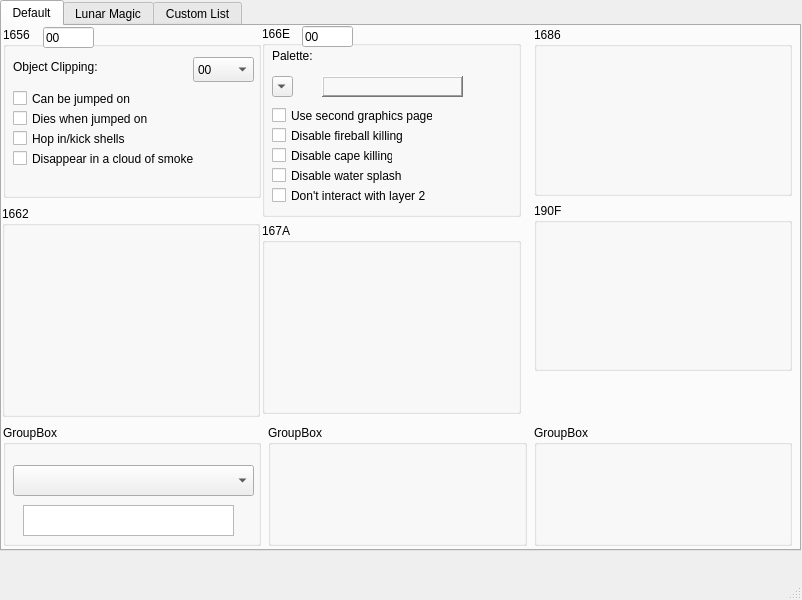
First picture: the form in cfgeditor.ui, repository Atari2/CFGEditorPlusPlus, before the edit.
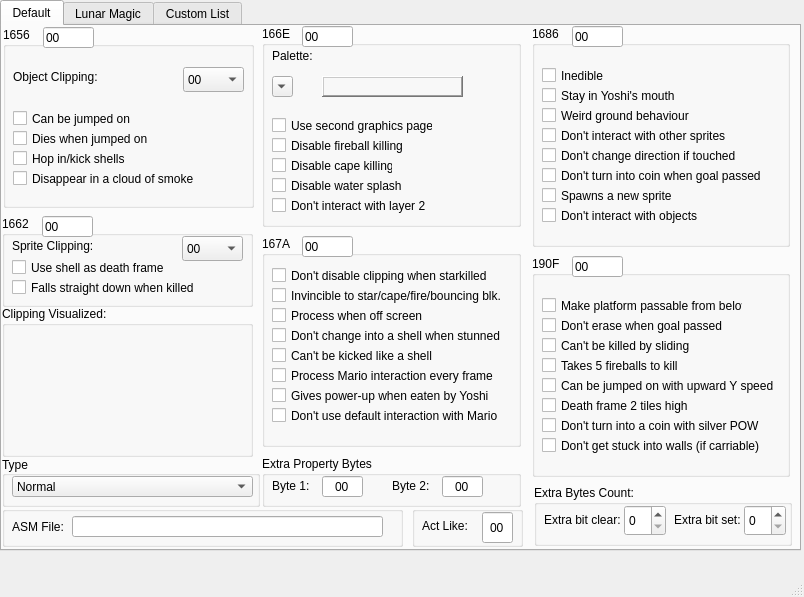
Second picture: the form after the edit.

Commit message: First working prototype of the Default tab.

Diff of the .ui file:
```diff
--- a/cfgeditor.ui
+++ b/cfgeditor.ui
@@ -6,8 +6,8 @@
    <rect>
     <x>0</x>
     <y>0</y>
-    <width>802</width>
-    <height>600</height>
+    <width>804</width>
+    <height>597</height>
    </rect>
   </property>
   <property name="windowTitle">
@@ -33,28 +33,197 @@
      <widget class="QGroupBox" name="groupBox1686">
       <property name="geometry">
        <rect>
-        <x>532</x>
-        <y>1</y>
+        <x>530</x>
+        <y>0</y>
         <width>258</width>
-        <height>169</height>
+        <height>221</height>
        </rect>
       </property>
       <property name="title">
        <string>1686</string>
       </property>
+      <widget class="QCheckBox" name="checkBox1686Inedible">
+       <property name="geometry">
+        <rect>
+         <x>10</x>
+         <y>40</y>
+         <width>72</width>
+         <height>19</height>
+        </rect>
+       </property>
+       <property name="text">
+        <string>Inedible</string>
+       </property>
+      </widget>
+      <widget class="QCheckBox" name="checkBox1686ground">
+       <property name="geometry">
+        <rect>
+         <x>10</x>
+         <y>80</y>
+         <width>171</width>
+         <height>19</height>
+        </rect>
+       </property>
+       <property name="text">
+        <string>Weird ground behaviour</string>
+       </property>
+      </widget>
+      <widget class="QCheckBox" name="checkBox1686sprint">
+       <property name="geometry">
+        <rect>
+         <x>10</x>
+         <y>100</y>
+         <width>211</width>
+         <height>19</height>
+        </rect>
+       </property>
+       <property name="text">
+        <string>Don't interact with other sprites</string>
+       </property>
+      </widget>
+      <widget class="QCheckBox" name="checkBox1686dir">
+       <property name="geometry">
+        <rect>
+         <x>10</x>
+         <y>120</y>
+         <width>231</width>
+         <height>19</height>
+        </rect>
+       </property>
+       <property name="text">
+        <string>Don't change direction if touched</string>
+       </property>
+      </widget>
+      <widget class="QCheckBox" name="checkBox1686goalcoin">
+       <property name="geometry">
+        <rect>
+         <x>10</x>
+         <y>140</y>
+         <width>231</width>
+         <height>19</height>
+        </rect>
+       </property>
+       <property name="text">
+        <string>Don't turn into coin when goal passed</string>
+       </property>
+      </widget>
+      <widget class="QCheckBox" name="checkBox1686spawnSpr">
+       <property name="geometry">
+        <rect>
+         <x>10</x>
+         <y>160</y>
+         <width>171</width>
+         <height>19</height>
+        </rect>
+       </property>
+       <property name="text">
+        <string>Spawns a new sprite</string>
+       </property>
+      </widget>
+      <widget class="QCheckBox" name="checkBox1686noObjInt">
+       <property name="geometry">
+        <rect>
+         <x>10</x>
+         <y>180</y>
+         <width>191</width>
+         <height>19</height>
+        </rect>
+       </property>
+       <property name="text">
+        <string>Don't interact with objects</string>
+       </property>
+      </widget>
+      <widget class="QCheckBox" name="checkBox1686mouth">
+       <property name="geometry">
+        <rect>
+         <x>10</x>
+         <y>60</y>
+         <width>161</width>
+         <height>19</height>
+        </rect>
+       </property>
+       <property name="text">
+        <string>Stay in Yoshi's mouth</string>
+       </property>
+      </widget>
+      <widget class="QLineEdit" name="lineEdit1686">
+       <property name="geometry">
+        <rect>
+         <x>40</x>
+         <y>0</y>
+         <width>51</width>
+         <height>21</height>
+        </rect>
+       </property>
+       <property name="text">
+        <string>00</string>
+       </property>
+      </widget>
      </widget>
      <widget class="QGroupBox" name="groupBox_9">
       <property name="geometry">
        <rect>
         <x>532</x>
-        <y>399</y>
+        <y>459</y>
         <width>258</width>
-        <height>121</height>
+        <height>61</height>
        </rect>
       </property>
       <property name="title">
-       <string>GroupBox</string>
+       <string>Extra Bytes Count:</string>
       </property>
+      <widget class="QLabel" name="extraBitClearLabel">
+       <property name="geometry">
+        <rect>
+         <x>10</x>
+         <y>20</y>
+         <width>81</width>
+         <height>31</height>
+        </rect>
+       </property>
+       <property name="text">
+        <string>&lt;html&gt;&lt;head/&gt;&lt;body&gt;&lt;p&gt;Extra bit clear:&lt;/p&gt;&lt;/body&gt;&lt;/html&gt;</string>
+       </property>
+      </widget>
+      <widget class="QLabel" name="extraBitSetLabel">
+       <property name="geometry">
+        <rect>
+         <x>140</x>
+         <y>20</y>
+         <width>71</width>
+         <height>31</height>
+        </rect>
+       </property>
+       <property name="text">
+        <string>&lt;html&gt;&lt;head/&gt;&lt;body&gt;&lt;p&gt;Extra bit set:&lt;/p&gt;&lt;/body&gt;&lt;/html&gt;</string>
+       </property>
+      </widget>
+      <widget class="QSpinBox" name="spinBoxextraBitClear">
+       <property name="geometry">
+        <rect>
+         <x>90</x>
+         <y>20</y>
+         <width>42</width>
+         <height>31</height>
+        </rect>
+       </property>
+       <property name="maximum">
+        <number>12</number>
+       </property>
+      </widget>
+      <widget class="QSpinBox" name="spinBoxextraBitSet">
+       <property name="geometry">
+        <rect>
+         <x>210</x>
+         <y>20</y>
+         <width>42</width>
+         <height>31</height>
+        </rect>
+       </property>
+       <property name="maximum">
+        <number>12</number>
+       </property>
+      </widget>
      </widget>
      <widget class="QGroupBox" name="groupBox166E">
       <property name="geometry">
@@ -62,7 +231,7 @@
         <x>260</x>
         <y>0</y>
         <width>259</width>
-        <height>191</height>
+        <height>201</height>
        </rect>
       </property>
       <property name="title">
@@ -85,7 +254,7 @@
        <property name="geometry">
         <rect>
          <x>10</x>
-         <y>80</y>
+         <y>90</y>
          <width>161</width>
          <height>19</height>
         </rect>
@@ -98,7 +267,7 @@
        <property name="geometry">
         <rect>
          <x>10</x>
-         <y>100</y>
+         <y>110</y>
          <width>131</width>
          <height>19</height>
         </rect>
@@ -111,7 +280,7 @@
        <property name="geometry">
         <rect>
          <x>10</x>
-         <y>120</y>
+         <y>130</y>
          <width>121</width>
          <height>19</height>
         </rect>
@@ -124,7 +293,7 @@
        <property name="geometry">
         <rect>
          <x>10</x>
-         <y>140</y>
+         <y>150</y>
          <width>131</width>
          <height>19</height>
         </rect>
@@ -137,7 +306,7 @@
        <property name="geometry">
         <rect>
          <x>10</x>
-         <y>160</y>
+         <y>170</y>
          <width>161</width>
          <height>19</height>
         </rect>
@@ -256,41 +425,225 @@
      <widget class="QGroupBox" name="groupBox190f">
       <property name="geometry">
        <rect>
-        <x>532</x>
-        <y>177</y>
+        <x>530</x>
+        <y>230</y>
         <width>258</width>
-        <height>168</height>
+        <height>221</height>
        </rect>
       </property>
       <property name="title">
        <string>190F</string>
       </property>
+      <widget class="QLineEdit" name="lineEdit190f">
+       <property name="geometry">
+        <rect>
+         <x>40</x>
+         <y>0</y>
+         <width>51</width>
+         <height>21</height>
+        </rect>
+       </property>
+       <property name="text">
+        <string>00</string>
+       </property>
+      </widget>
+      <widget class="QCheckBox" name="checkBox190fbelow">
+       <property name="geometry">
+        <rect>
+         <x>10</x>
+         <y>40</y>
+         <width>201</width>
+         <height>19</height>
+        </rect>
+       </property>
+       <property name="text">
+        <string>Make platform passable from below</string>
+       </property>
+      </widget>
+      <widget class="QCheckBox" name="checkBox190fgoalpass">
+       <property name="geometry">
+        <rect>
+         <x>10</x>
+         <y>60</y>
+         <width>191</width>
+         <height>19</height>
+        </rect>
+       </property>
+       <property name="text">
+        <string>Don't erase when goal passed</string>
+       </property>
+      </widget>
+      <widget class="QCheckBox" name="checkBox190fsliding">
+       <property name="geometry">
+        <rect>
+         <x>10</x>
+         <y>80</y>
+         <width>161</width>
+         <height>19</height>
+        </rect>
+       </property>
+       <property name="text">
+        <string>Can't be killed by sliding</string>
+       </property>
+      </widget>
+      <widget class="QCheckBox" name="checkBox190ffivefire">
+       <property name="geometry">
+        <rect>
+         <x>10</x>
+         <y>100</y>
+         <width>161</width>
+         <height>19</height>
+        </rect>
+       </property>
+       <property name="text">
+        <string>Takes 5 fireballs to kill</string>
+       </property>
+      </widget>
+      <widget class="QCheckBox" name="checkBox190fupysp">
+       <property name="geometry">
+        <rect>
+         <x>10</x>
+         <y>120</y>
+         <width>241</width>
+         <height>19</height>
+        </rect>
+       </property>
+       <property name="text">
+        <string>Can be jumped on with upward Y speed</string>
+       </property>
+      </widget>
+      <widget class="QCheckBox" name="checkBox190fdeathframe">
+       <property name="geometry">
+        <rect>
+         <x>10</x>
+         <y>140</y>
+         <width>171</width>
+         <height>19</height>
+        </rect>
+       </property>
+       <property name="text">
+        <string>Death frame 2 tiles high</string>
+       </property>
+      </widget>
+      <widget class="QCheckBox" name="checkBox190fnosilver">
+       <property name="geometry">
+        <rect>
+         <x>10</x>
+         <y>160</y>
+         <width>231</width>
+         <height>19</height>
+        </rect>
+       </property>
+       <property name="text">
+        <string>Don't turn into a coin with silver POW</string>
+       </property>
+      </widget>
+      <widget class="QCheckBox" name="checkBox190fwallstuck">
+       <property name="geometry">
+        <rect>
+         <x>10</x>
+         <y>180</y>
+         <width>241</width>
+         <height>19</height>
+        </rect>
+       </property>
+       <property name="text">
+        <string>Don't get stuck into walls (if carriable)</string>
+       </property>
+      </widget>
      </widget>
      <widget class="QGroupBox" name="groupBox_8">
       <property name="geometry">
        <rect>
-        <x>266</x>
-        <y>399</y>
+        <x>260</x>
+        <y>430</y>
         <width>259</width>
-        <height>121</height>
+        <height>51</height>
        </rect>
       </property>
       <property name="title">
-       <string>GroupBox</string>
+       <string>Extra Property Bytes</string>
       </property>
+      <property name="flat">
+       <bool>false</bool>
+      </property>
+      <widget class="QLabel" name="asmFileLabel_2">
+       <property name="geometry">
+        <rect>
+         <x>10</x>
+         <y>20</y>
+         <width>51</width>
+         <height>21</height>
+        </rect>
+       </property>
+       <property name="text">
+        <string>&lt;html&gt;&lt;head/&gt;&lt;body&gt;&lt;p&gt;Byte 1:&lt;/p&gt;&lt;/body&gt;&lt;/html&gt;</string>
+       </property>
+      </widget>
+      <widget class="QLabel" name="asmFileLabel_3">
+       <property name="geometry">
+        <rect>
+         <x>130</x>
+         <y>20</y>
+         <width>51</width>
+         <height>21</height>
+        </rect>
+       </property>
+       <property name="text">
+        <string>&lt;html&gt;&lt;head/&gt;&lt;body&gt;&lt;p&gt;Byte 2:&lt;/p&gt;&lt;/body&gt;&lt;/html&gt;</string>
+       </property>
+      </widget>
+      <widget class="QLineEdit" name="lineEditExtraProp1">
+       <property name="geometry">
+        <rect>
+         <x>60</x>
+         <y>20</y>
+         <width>41</width>
+         <height>21</height>
+        </rect>
+       </property>
+       <property name="text">
+        <string>00</string>
+       </property>
+       <property name="maxLength">
+        <number>2</number>
+       </property>
+       <property name="alignment">
+        <set>Qt::AlignCenter</set>
+       </property>
+      </widget>
+      <widget class="QLineEdit" name="lineEditExtraProp2">
+       <property name="geometry">
+        <rect>
+         <x>180</x>
+         <y>20</y>
+         <width>41</width>
+         <height>21</height>
+        </rect>
+       </property>
+       <property name="text">
+        <string>00</string>
+       </property>
+       <property name="maxLength">
+        <number>2</number>
+       </property>
+       <property name="alignment">
+        <set>Qt::AlignCenter</set>
+       </property>
+      </widget>
      </widget>
      <widget class="QGroupBox" name="groupBox1656">
       <property name="geometry">
        <rect>
         <x>1</x>
         <y>1</y>
-        <width>258</width>
-        <height>171</height>
+        <width>251</width>
+        <height>181</height>
        </rect>
       </property>
       <property name="minimumSize">
        <size>
-        <width>0</width>
+        <width>251</width>
         <height>169</height>
        </size>
       </property>
@@ -301,7 +654,7 @@
        <property name="geometry">
         <rect>
          <x>10</x>
-         <y>30</y>
+         <y>40</y>
          <width>101</width>
          <height>20</height>
         </rect>
@@ -313,8 +666,8 @@
       <widget class="QComboBox" name="objClipCmbBox">
        <property name="geometry">
         <rect>
-         <x>190</x>
-         <y>30</y>
+         <x>180</x>
+         <y>40</y>
          <width>61</width>
          <height>25</height>
         </rect>
@@ -404,7 +757,7 @@
        <property name="geometry">
         <rect>
          <x>10</x>
-         <y>60</y>
+         <y>80</y>
          <width>151</width>
          <height>23</height>
         </rect>
@@ -417,7 +770,7 @@
        <property name="geometry">
         <rect>
          <x>10</x>
-         <y>80</y>
+         <y>100</y>
          <width>171</width>
          <height>23</height>
         </rect>
@@ -430,7 +783,7 @@
        <property name="geometry">
         <rect>
          <x>10</x>
-         <y>100</y>
+         <y>120</y>
          <width>131</width>
          <height>23</height>
         </rect>
@@ -443,7 +796,7 @@
        <property name="geometry">
         <rect>
          <x>10</x>
-         <y>120</y>
+         <y>140</y>
          <width>211</width>
          <height>23</height>
         </rect>
@@ -469,61 +822,733 @@
      <widget class="QGroupBox" name="groupBox_7">
       <property name="geometry">
        <rect>
-        <x>1</x>
-        <y>399</y>
+        <x>0</x>
+        <y>430</y>
         <width>258</width>
-        <height>121</height>
+        <height>51</height>
        </rect>
       </property>
       <property name="title">
-       <string>GroupBox</string>
+       <string>Type</string>
       </property>
-      <widget class="QComboBox" name="comboBox">
+      <property name="alignment">
+       <set>Qt::AlignLeading|Qt::AlignLeft|Qt::AlignVCenter</set>
+      </property>
+      <widget class="QComboBox" name="comboBoxType">
        <property name="geometry">
         <rect>
          <x>10</x>
-         <y>40</y>
+         <y>20</y>
          <width>241</width>
-         <height>31</height>
+         <height>21</height>
         </rect>
        </property>
-      </widget>
-      <widget class="QPlainTextEdit" name="plainTextEdit">
-       <property name="geometry">
-        <rect>
-         <x>20</x>
-         <y>80</y>
-         <width>211</width>
-         <height>31</height>
-        </rect>
+       <property name="frame">
+        <bool>true</bool>
        </property>
+       <item>
+        <property name="text">
+         <string>Normal</string>
+        </property>
+       </item>
+       <item>
+        <property name="text">
+         <string>Custom</string>
+        </property>
+       </item>
+       <item>
+        <property name="text">
+         <string>Generator/Shooter</string>
+        </property>
+       </item>
       </widget>
      </widget>
      <widget class="QGroupBox" name="groupBox167a">
       <property name="geometry">
        <rect>
         <x>260</x>
-        <y>197</y>
+        <y>210</y>
         <width>259</width>
-        <height>191</height>
+        <height>211</height>
        </rect>
       </property>
       <property name="title">
        <string>167A</string>
       </property>
+      <widget class="QLineEdit" name="lineEdit167a">
+       <property name="geometry">
+        <rect>
+         <x>40</x>
+         <y>0</y>
+         <width>51</width>
+         <height>21</height>
+        </rect>
+       </property>
+       <property name="text">
+        <string>00</string>
+       </property>
+      </widget>
+      <widget class="QCheckBox" name="checkBox167astar">
+       <property name="geometry">
+        <rect>
+         <x>10</x>
+         <y>30</y>
+         <width>221</width>
+         <height>19</height>
+        </rect>
+       </property>
+       <property name="text">
+        <string>Don't disable clipping when starkilled</string>
+       </property>
+      </widget>
+      <widget class="QCheckBox" name="checkBox167ablk">
+       <property name="geometry">
+        <rect>
+         <x>10</x>
+         <y>50</y>
+         <width>241</width>
+         <height>19</height>
+        </rect>
+       </property>
+       <property name="text">
+        <string>Invincible to star/cape/fire/bouncing blk.</string>
+       </property>
+      </widget>
+      <widget class="QCheckBox" name="checkBox167aoffscr">
+       <property name="geometry">
+        <rect>
+         <x>10</x>
+         <y>70</y>
+         <width>171</width>
+         <height>19</height>
+        </rect>
+       </property>
+       <property name="text">
+        <string>Process when off screen</string>
+       </property>
+      </widget>
+      <widget class="QCheckBox" name="checkBox167astunned">
+       <property name="geometry">
+        <rect>
+         <x>10</x>
+         <y>90</y>
+         <width>231</width>
+         <height>19</height>
+        </rect>
+       </property>
+       <property name="text">
+        <string>Don't change into a shell when stunned</string>
+       </property>
+      </widget>
+      <widget class="QCheckBox" name="checkBox167akick">
+       <property name="geometry">
+        <rect>
+         <x>10</x>
+         <y>110</y>
+         <width>161</width>
+         <height>19</height>
+        </rect>
+       </property>
+       <property name="text">
+        <string>Can't be kicked like a shell</string>
+       </property>
+      </widget>
+      <widget class="QCheckBox" name="checkBox167aeveryframe">
+       <property name="geometry">
+        <rect>
+         <x>10</x>
+         <y>130</y>
+         <width>241</width>
+         <height>19</height>
+        </rect>
+       </property>
+       <property name="text">
+        <string>Process Mario interaction every frame</string>
+       </property>
+      </widget>
+      <widget class="QCheckBox" name="checkBox167apowerup">
+       <property name="geometry">
+        <rect>
+         <x>10</x>
+         <y>150</y>
+         <width>231</width>
+         <height>19</height>
+        </rect>
+       </property>
+       <property name="text">
+        <string>Gives power-up when eaten by Yoshi</string>
+       </property>
+      </widget>
+      <widget class="QCheckBox" name="checkBox167adefaultint">
+       <property name="geometry">
+        <rect>
+         <x>10</x>
+         <y>170</y>
+         <width>241</width>
+         <height>19</height>
+        </rect>
+       </property>
+       <property name="text">
+        <string>Don't use default interaction with Mario</string>
+       </property>
+      </widget>
      </widget>
      <widget class="QGroupBox" name="groupBox1662">
       <property name="geometry">
        <rect>
         <x>0</x>
-        <y>180</y>
-        <width>258</width>
-        <height>211</height>
+        <y>190</y>
+        <width>251</width>
+        <height>91</height>
        </rect>
       </property>
       <property name="title">
        <string>1662</string>
       </property>
+      <widget class="QLineEdit" name="lineEdit1662">
+       <property name="geometry">
+        <rect>
+         <x>40</x>
+         <y>0</y>
+         <width>51</width>
+         <height>21</height>
+        </rect>
+       </property>
+       <property name="text">
+        <string>00</string>
+       </property>
+      </widget>
+      <widget class="QLabel" name="sprClipLabel">
+       <property name="geometry">
+        <rect>
+         <x>10</x>
+         <y>20</y>
+         <width>101</width>
+         <height>20</height>
+        </rect>
+       </property>
+       <property name="text">
+        <string>&lt;html&gt;&lt;head/&gt;&lt;body&gt;&lt;p&gt;Sprite Clipping:&lt;/p&gt;&lt;/body&gt;&lt;/html&gt;</string>
+       </property>
+      </widget>
+      <widget class="QComboBox" name="sprClipCmbBox">
+       <property name="geometry">
+        <rect>
+         <x>180</x>
+         <y>20</y>
+         <width>61</width>
+         <height>25</height>
+        </rect>
+       </property>
+       <item>
+        <property name="text">
+         <string>00</string>
+        </property>
+       </item>
+       <item>
+        <property name="text">
+         <string>01</string>
+        </property>
+       </item>
+       <item>
+        <property name="text">
+         <string>02</string>
+        </property>
+       </item>
+       <item>
+        <property name="text">
+         <string>03</string>
+        </property>
+       </item>
+       <item>
+        <property name="text">
+         <string>04</string>
+        </property>
+       </item>
+       <item>
+        <property name="text">
+         <string>05</string>
+        </property>
+       </item>
+       <item>
+        <property name="text">
+         <string>06</string>
+        </property>
+       </item>
+       <item>
+        <property name="text">
+         <string>07</string>
+        </property>
+       </item>
+       <item>
+        <property name="text">
+         <string>08</string>
+        </property>
+       </item>
+       <item>
+        <property name="text">
+         <string>09</string>
+        </property>
+       </item>
+       <item>
+        <property name="text">
+         <string>0A</string>
+        </property>
+       </item>
+       <item>
+        <property name="text">
+         <string>0B</string>
+        </property>
+       </item>
+       <item>
+        <property name="text">
+         <string>0C</string>
+        </property>
+       </item>
+       <item>
+        <property name="text">
+         <string>0D</string>
+        </property>
+       </item>
+       <item>
+        <property name="text">
+         <string>0E</string>
+        </property>
+       </item>
+       <item>
+        <property name="text">
+         <string>0F</string>
+        </property>
+       </item>
+       <item>
+        <property name="text">
+         <string>10</string>
+        </property>
+       </item>
+       <item>
+        <property name="text">
+         <string>11</string>
+        </property>
+       </item>
+       <item>
+        <property name="text">
+         <string>12</string>
+        </property>
+       </item>
+       <item>
+        <property name="text">
+         <string>13</string>
+        </property>
+       </item>
+       <item>
+        <property name="text">
+         <string>14</string>
+        </property>
+       </item>
+       <item>
+        <property name="text">
+         <string>15</string>
+        </property>
+       </item>
+       <item>
+        <property name="text">
+         <string>16</string>
+        </property>
+       </item>
+       <item>
+        <property name="text">
+         <string>17</string>
+        </property>
+       </item>
+       <item>
+        <property name="text">
+         <string>18</string>
+        </property>
+       </item>
+       <item>
+        <property name="text">
+         <string>19</string>
+        </property>
+       </item>
+       <item>
+        <property name="text">
+         <string>1A</string>
+        </property>
+       </item>
+       <item>
+        <property name="text">
+         <string>1B</string>
+        </property>
+       </item>
+       <item>
+        <property name="text">
+         <string>1C</string>
+        </property>
+       </item>
+       <item>
+        <property name="text">
+         <string>1D</string>
+        </property>
+       </item>
+       <item>
+        <property name="text">
+         <string>1E</string>
+        </property>
+       </item>
+       <item>
+        <property name="text">
+         <string>1F</string>
+        </property>
+       </item>
+       <item>
+        <property name="text">
+         <string>20</string>
+        </property>
+       </item>
+       <item>
+        <property name="text">
+         <string>21</string>
+        </property>
+       </item>
+       <item>
+        <property name="text">
+         <string>22</string>
+        </property>
+       </item>
+       <item>
+        <property name="text">
+         <string>23</string>
+        </property>
+       </item>
+       <item>
+        <property name="text">
+         <string>24</string>
+        </property>
+       </item>
+       <item>
+        <property name="text">
+         <string>25</string>
+        </property>
+       </item>
+       <item>
+        <property name="text">
+         <string>26</string>
+        </property>
+       </item>
+       <item>
+        <property name="text">
+         <string>27</string>
+        </property>
+       </item>
+       <item>
+        <property name="text">
+         <string>28</string>
+        </property>
+       </item>
+       <item>
+        <property name="text">
+         <string>29</string>
+        </property>
+       </item>
+       <item>
+        <property name="text">
+         <string>2A</string>
+        </property>
+       </item>
+       <item>
+        <property name="text">
+         <string>2B</string>
+        </property>
+       </item>
+       <item>
+        <property name="text">
+         <string>2C</string>
+        </property>
+       </item>
+       <item>
+        <property name="text">
+         <string>2D</string>
+        </property>
+       </item>
+       <item>
+        <property name="text">
+         <string>2E</string>
+        </property>
+       </item>
+       <item>
+        <property name="text">
+         <string>2F</string>
+        </property>
+       </item>
+       <item>
+        <property name="text">
+         <string>30</string>
+        </property>
+       </item>
+       <item>
+        <property name="text">
+         <string>31</string>
+        </property>
+       </item>
+       <item>
+        <property name="text">
+         <string>32</string>
+        </property>
+       </item>
+       <item>
+        <property name="text">
+         <string>33</string>
+        </property>
+       </item>
+       <item>
+        <property name="text">
+         <string>34</string>
+        </property>
+       </item>
+       <item>
+        <property name="text">
+         <string>35</string>
+        </property>
+       </item>
+       <item>
+        <property name="text">
+         <string>36</string>
+        </property>
+       </item>
+       <item>
+        <property name="text">
+         <string>37</string>
+        </property>
+       </item>
+       <item>
+        <property name="text">
+         <string>38</string>
+        </property>
+       </item>
+       <item>
+        <property name="text">
+         <string>39</string>
+        </property>
+       </item>
+       <item>
+        <property name="text">
+         <string>3A</string>
+        </property>
+       </item>
+       <item>
+        <property name="text">
+         <string>3B</string>
+        </property>
+       </item>
+       <item>
+        <property name="text">
+         <string>3C</string>
+        </property>
+       </item>
+       <item>
+        <property name="text">
+         <string>3D</string>
+        </property>
+       </item>
+       <item>
+        <property name="text">
+         <string>3E</string>
+        </property>
+       </item>
+       <item>
+        <property name="text">
+         <string>3F</string>
+        </property>
+       </item>
+      </widget>
+      <widget class="QCheckBox" name="checkBox1662deathframe">
+       <property name="geometry">
+        <rect>
+         <x>10</x>
+         <y>40</y>
+         <width>161</width>
+         <height>23</height>
+        </rect>
+       </property>
+       <property name="text">
+        <string>Use shell as death frame</string>
+       </property>
+      </widget>
+      <widget class="QCheckBox" name="checkBox1662strdown">
+       <property name="geometry">
+        <rect>
+         <x>10</x>
+         <y>60</y>
+         <width>211</width>
+         <height>23</height>
+        </rect>
+       </property>
+       <property name="text">
+        <string>Falls straight down when killed</string>
+       </property>
+      </widget>
+     </widget>
+     <widget class="QGroupBox" name="groupBox_10">
+      <property name="geometry">
+       <rect>
+        <x>410</x>
+        <y>480</y>
+        <width>111</width>
+        <height>41</height>
+       </rect>
+      </property>
+      <property name="title">
+       <string/>
+      </property>
+      <property name="flat">
+       <bool>false</bool>
+      </property>
+      <widget class="QLabel" name="actLikeLabel">
+       <property name="geometry">
+        <rect>
+         <x>10</x>
+         <y>0</y>
+         <width>51</width>
+         <height>41</height>
+        </rect>
+       </property>
+       <property name="text">
+        <string>&lt;html&gt;&lt;head/&gt;&lt;body&gt;&lt;p&gt;Act Like:&lt;/p&gt;&lt;/body&gt;&lt;/html&gt;</string>
+       </property>
+      </widget>
+      <widget class="QLineEdit" name="lineEditActLike">
+       <property name="geometry">
+        <rect>
+         <x>70</x>
+         <y>6</y>
+         <width>31</width>
+         <height>31</height>
+        </rect>
+       </property>
+       <property name="text">
+        <string>00</string>
+       </property>
+       <property name="maxLength">
+        <number>2</number>
+       </property>
+       <property name="alignment">
+        <set>Qt::AlignCenter</set>
+       </property>
+      </widget>
+     </widget>
+     <widget class="QGroupBox" name="groupBox_11">
+      <property name="geometry">
+       <rect>
+        <x>0</x>
+        <y>480</y>
+        <width>401</width>
+        <height>41</height>
+       </rect>
+      </property>
+      <property name="title">
+       <string/>
+      </property>
+      <property name="flat">
+       <bool>false</bool>
+      </property>
+      <widget class="QLabel" name="asmFileLabel">
+       <property name="geometry">
+        <rect>
+         <x>10</x>
+         <y>10</y>
+         <width>51</width>
+         <height>21</height>
+        </rect>
+       </property>
+       <property name="text">
+        <string>&lt;html&gt;&lt;head/&gt;&lt;body&gt;&lt;p&gt;ASM File:&lt;/p&gt;&lt;/body&gt;&lt;/html&gt;</string>
+       </property>
+      </widget>
+      <widget class="QLineEdit" name="lineEditAsmFile">
+       <property name="geometry">
+        <rect>
+         <x>70</x>
+         <y>10</y>
+         <width>311</width>
+         <height>21</height>
+        </rect>
+       </property>
+      </widget>
+     </widget>
+     <widget class="QGroupBox" name="groupBox">
+      <property name="geometry">
+       <rect>
+        <x>0</x>
+        <y>280</y>
+        <width>251</width>
+        <height>151</height>
+       </rect>
+      </property>
+      <property name="title">
+       <string>Clipping Visualized:</string>
+      </property>
+      <widget class="QWidget" name="horizontalLayoutWidget">
+       <property name="geometry">
+        <rect>
+         <x>0</x>
+         <y>20</y>
+         <width>121</width>
+         <height>121</height>
+        </rect>
+       </property>
+       <layout class="QHBoxLayout" name="horizontalLayout">
+        <property name="sizeConstraint">
+         <enum>QLayout::SetDefaultConstraint</enum>
+        </property>
+        <item>
+         <widget class="QLabel" name="objClippingLabel">
+          <property name="sizePolicy">
+           <sizepolicy hsizetype="Preferred" vsizetype="Preferred">
+            <horstretch>0</horstretch>
+            <verstretch>0</verstretch>
+           </sizepolicy>
+          </property>
+          <property name="frameShape">
+           <enum>QFrame::NoFrame</enum>
+          </property>
+          <property name="text">
+           <string/>
+          </property>
+          <property name="alignment">
+           <set>Qt::AlignCenter</set>
+          </property>
+         </widget>
+        </item>
+       </layout>
+      </widget>
+      <widget class="QWidget" name="horizontalLayoutWidget_2">
+       <property name="geometry">
+        <rect>
+         <x>130</x>
+         <y>20</y>
+         <width>121</width>
+         <height>121</height>
+        </rect>
+       </property>
+       <layout class="QHBoxLayout" name="horizontalLayout_2">
+        <property name="sizeConstraint">
+         <enum>QLayout::SetDefaultConstraint</enum>
+        </property>
+        <item>
+         <widget class="QLabel" name="sprClippingLabel">
+          <property name="frameShape">
+           <enum>QFrame::NoFrame</enum>
+          </property>
+          <property name="text">
+           <string/>
+          </property>
+          <property name="alignment">
+           <set>Qt::AlignCenter</set>
+          </property>
+         </widget>
+        </item>
+       </layout>
+      </widget>
      </widget>
     </widget>
     <widget class="QWidget" name="LunarMagic">
```
Left out of the diff: 14 changed lines with no effect on the pictures. The commit also changes 85 other files.
